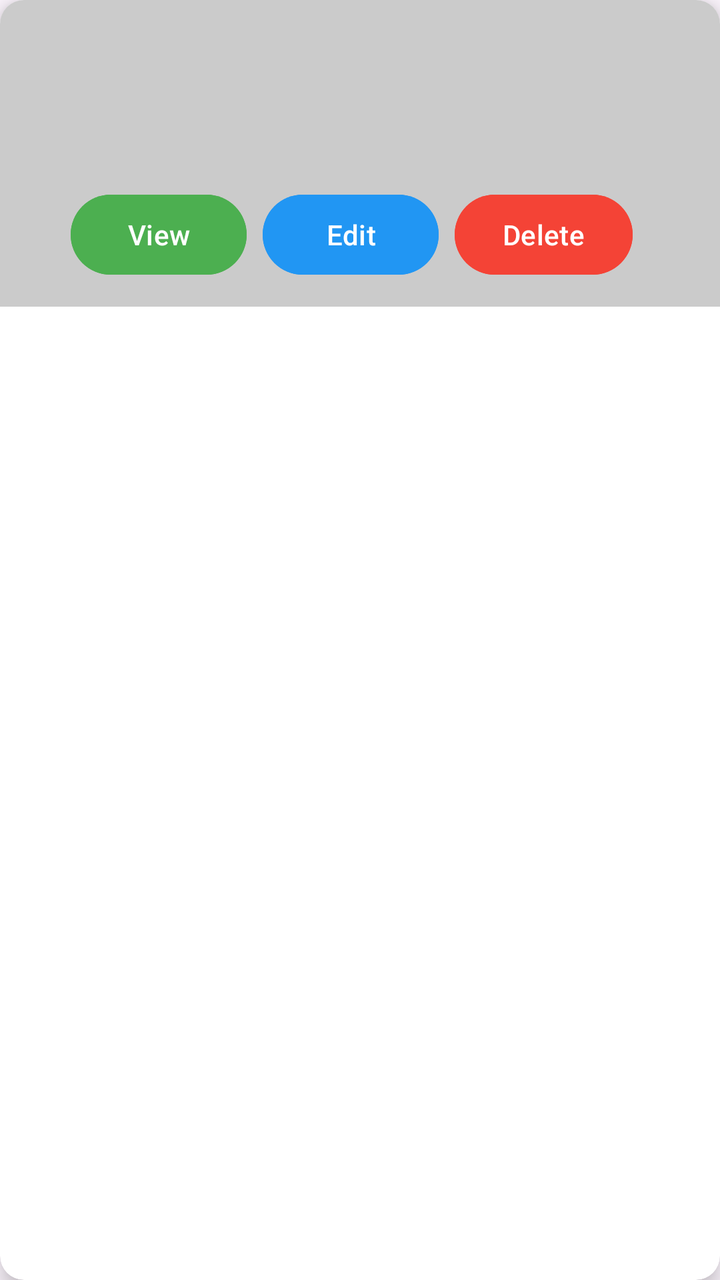
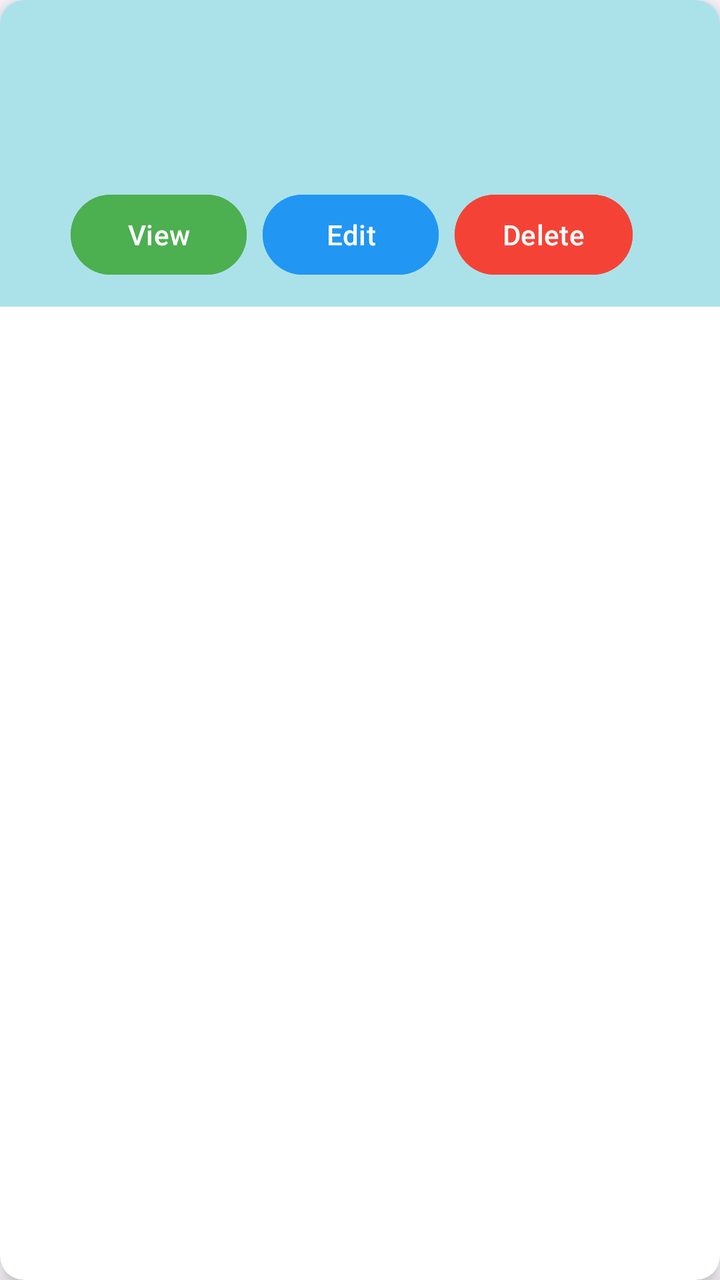

Compare the two renders of this Android layout. The source of the first and the diff that turns it into the second are given below.
<!-- AndroidManifest.xml: application theme Theme.EduQuiz -->
<!-- res/layout/quiz_item.xml -->
<?xml version="1.0" encoding="utf-8"?>
<androidx.cardview.widget.CardView xmlns:android="http://schemas.android.com/apk/res/android"
    xmlns:card_view="http://schemas.android.com/apk/res-auto"
    android:layout_width="match_parent"
    android:layout_height="wrap_content"
    android:layout_margin="8dp"
    card_view:cardCornerRadius="12dp"
    card_view:cardElevation="6dp">

    <LinearLayout
        android:layout_width="match_parent"
        android:layout_height="wrap_content"
        android:orientation="vertical"
        android:background="#CBCBCB"
        android:padding="12dp">

        <TextView
            android:id="@+id/tvquizitemquiztitle"
            android:layout_width="match_parent"
            android:layout_height="wrap_content"
            android:text=""
            android:fontFamily="@font/alice"
            android:textSize="20dp"
            android:textStyle="bold"
            android:textAlignment="center"
            android:textColor="#000000"
            android:layout_marginRight="5dp"/>


        <LinearLayout
            android:layout_width="match_parent"
            android:layout_height="wrap_content"
            android:orientation="horizontal"
            android:weightSum="100"
            android:layout_marginTop="8dp">
            
            <TextView
                android:id="@+id/tvquizitemquizsubject"
                android:layout_width="wrap_content"
                android:layout_height="wrap_content"
                android:text=""
                android:layout_weight="65"
                android:textSize="18sp"
                android:layout_marginTop="4dp"
                android:textColor="#444444"
                android:layout_marginRight="10dp"
                android:paddingRight="120dp"/>

            
            <TextView
                android:id="@+id/tvquizitemquizquestioncount"
                android:layout_width="wrap_content"
                android:layout_height="wrap_content"
                android:text=""
                android:layout_weight="35"
                android:textSize="16sp"
                android:layout_marginTop="4dp"
                android:textColor="#444444"
                android:layout_marginEnd="10dp"/>
        </LinearLayout>

        
        <LinearLayout
            android:layout_width="match_parent"
            android:layout_height="wrap_content"
            android:orientation="horizontal"
            android:gravity="center"
            android:layout_marginTop="18dp">

            <Button
                android:id="@+id/btnquizitemview"
                android:layout_width="wrap_content"
                android:layout_height="wrap_content"
                android:text="View"
                android:backgroundTint="#4CAF50"
                android:textColor="#FFFFFF"
                android:layout_marginEnd="8dp"/>

            <Button
                android:id="@+id/btnquizitemedit"
                android:layout_width="wrap_content"
                android:layout_height="wrap_content"
                android:text="Edit"
                android:backgroundTint="#2196F3"
                android:textColor="#FFFFFF"
                android:layout_marginEnd="8dp" />

            <Button
                android:id="@+id/btnquizitemdelete"
                android:layout_width="wrap_content"
                android:layout_height="wrap_content"
                android:text="Delete"
                android:backgroundTint="#F44336"
                android:textColor="#FFFFFF"
                android:layout_marginEnd="8dp" />
        </LinearLayout>

    </LinearLayout>
</androidx.cardview.widget.CardView>
<!-- resources referenced by this layout -->
<resources>
  <style name="Theme.EduQuiz" parent="Base.Theme.EduQuiz" />
  <style name="Base.Theme.EduQuiz" parent="Theme.Material3.DayNight.NoActionBar">
          
          
      </style>
</resources>

<!-- the commit's change to res/layout/quiz_item.xml (unified diff, before → after) -->
@@ -11,7 +11,7 @@
         android:layout_width="match_parent"
         android:layout_height="wrap_content"
         android:orientation="vertical"
-        android:background="#CBCBCB"
+        android:background="#ABE2EA"
         android:padding="12dp">
 
         <TextView
